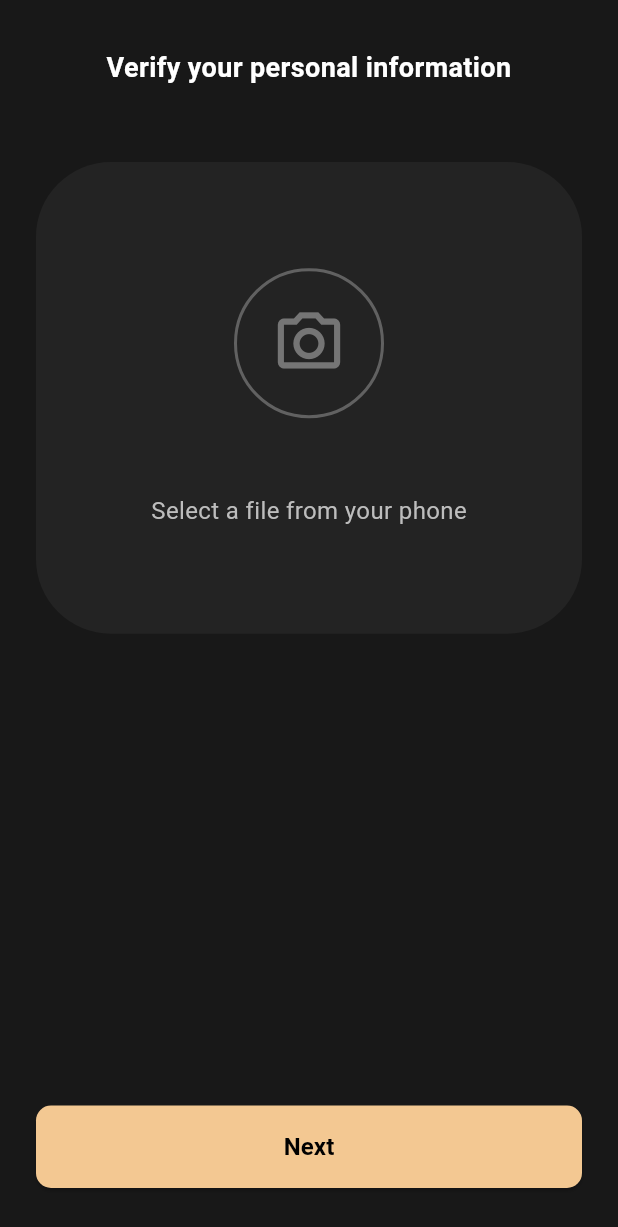
After one commit to thanadet8872-wq/Entertain, a Flutter app: the VerifyScreen screen opened directly, on a phone screen of 412 x 824 dp. The commit adds this screen. Shown: the top 1227 px of the screen. Run offline on Flutter 3.47's test engine with Material 3 defaults, Android fonts, the phone set to English and light mode, and no system bars; our stand-ins replace image_picker; network calls fail.

Commit message:
Fix assets and verify screen layout; add CocoaPods fixes

```diff
--- a/lib/Signin.dart
+++ b/lib/Signin.dart
@@ -31,7 +31,7 @@ class _SignInScreenState extends State<SignInScreen> {
                   height: 200,
                   decoration: BoxDecoration(
                     image: DecorationImage(
-                      image: AssetImage('image/Logo_app.png'),
+                      image: AssetImage('image/Logo_app1.png'),
                       fit: BoxFit.cover,
                     ),
                   ),
--- a/lib/smsOTP.dart
+++ b/lib/smsOTP.dart
@@ -1,4 +1,5 @@
 import 'package:flutter/material.dart';
+import 'verify.dart';
 
 class SMSOTPScreen extends StatefulWidget {
   final String phoneNumber;
@@ -131,7 +132,6 @@ class _SMSOTPScreenState extends State<SMSOTPScreen> {
                           .map((controller) => controller.text)
                           .join();
                       if (code.length == 6) {
-                        // Navigate back to previous screen or show success
                         ScaffoldMessenger.of(context).showSnackBar(
                           SnackBar(
                             content: Text(
@@ -140,10 +140,12 @@ class _SMSOTPScreenState extends State<SMSOTPScreen> {
                             backgroundColor: Colors.green,
                           ),
                         );
-                        Navigator.pop(
+                        Navigator.pushReplacement(
                           context,
-                          true,
-                        ); // Return true to indicate success
+                          MaterialPageRoute(
+                            builder: (context) => VerifyScreen(),
+                          ),
+                        );
                       } else {
                         ScaffoldMessenger.of(context).showSnackBar(
                           SnackBar(
--- /dev/null
+++ b/lib/verify.dart
@@ -0,0 +1,128 @@
+
+
+import 'package:flutter/material.dart';
+import 'smsOTP.dart';
+import 'dart:io';
+import 'package:image_picker/image_picker.dart';
+
+class VerifyScreen extends StatefulWidget {
+	@override
+	State<VerifyScreen> createState() => _VerifyScreenState();
+}
+
+class _VerifyScreenState extends State<VerifyScreen> {
+	File? _idCardImage;
+	final ImagePicker _picker = ImagePicker();
+
+	Future<void> _pickImage() async {
+		final pickedFile = await _picker.pickImage(source: ImageSource.gallery);
+		if (pickedFile != null) {
+			setState(() {
+				_idCardImage = File(pickedFile.path);
+			});
+		}
+	}
+
+	@override
+	Widget build(BuildContext context) {
+		return Scaffold(
+			backgroundColor: Color(0xFF181818),
+			body: SafeArea(
+				child: Padding(
+					padding: const EdgeInsets.symmetric(horizontal: 24.0),
+					child: Column(
+						crossAxisAlignment: CrossAxisAlignment.center,
+						children: [
+											SizedBox(height: 32),
+											Text(
+												'Verify your personal information',
+												style: TextStyle(
+													color: Colors.white,
+													fontSize: 18,
+													fontWeight: FontWeight.w600,
+												),
+												textAlign: TextAlign.center,
+											),
+											SizedBox(height: 50),
+															Expanded(
+																child: Center(
+																	child: Container(
+																		width: double.infinity,
+																		padding: EdgeInsets.symmetric(vertical: 32, horizontal: 50),
+																		decoration: BoxDecoration(
+																			color: Color(0xFF232323),
+																			borderRadius: BorderRadius.circular(50),
+																		),
+																		child: Center(
+																			child: Column(
+																				mainAxisSize: MainAxisSize.min,
+																				children: [
+																					GestureDetector(
+																						onTap: _pickImage,
+																						child: Container(
+																							width: 100,
+																							height: 100,
+																							decoration: BoxDecoration(
+																								color: Color(0xFF232323),
+																								borderRadius: BorderRadius.circular(50),
+																								border: Border.all(color: Colors.grey.shade700, width: 2),
+																							),
+																							child: _idCardImage == null
+																									? Icon(Icons.camera_alt_outlined, color: Colors.grey.shade600, size: 50)
+																									: ClipRRect(
+																											borderRadius: BorderRadius.circular(12),
+																											child: Image.file(_idCardImage!, fit: BoxFit.cover),
+																										),
+																						),
+																					),
+																					SizedBox(height: 50),
+																					Text(
+																						_idCardImage == null ? 'Select a file from your phone' : 'ID Card selected',
+																						style: TextStyle(
+																							color: Colors.grey.shade400,
+																							fontSize: 16,
+																						),
+																					),
+																				],
+																			),
+																		),
+																	),
+																),
+															),
+							Spacer(),
+							SizedBox(
+								width: double.infinity,
+								child: ElevatedButton(
+														onPressed: () {
+															Navigator.push(
+																context,
+																MaterialPageRoute(
+																	builder: (context) => SMSOTPScreen(phoneNumber: ''),
+																),
+															);
+														},
+									style: ElevatedButton.styleFrom(
+										backgroundColor: Color(0xFFF3C892),
+										foregroundColor: Colors.black,
+										padding: EdgeInsets.symmetric(vertical: 16),
+										shape: RoundedRectangleBorder(
+											borderRadius: BorderRadius.circular(10),
+										),
+									),
+									child: Text(
+										'Next',
+										style: TextStyle(
+											fontSize: 16,
+											fontWeight: FontWeight.w600,
+										),
+									),
+								),
+							),
+							SizedBox(height: 32),
+						],
+					),
+				),
+			),
+		);
+	}
+}
```
Also changed, not shown: image/Entertain.png (deleted), image/Logo_app.png (deleted), 6 other files.
